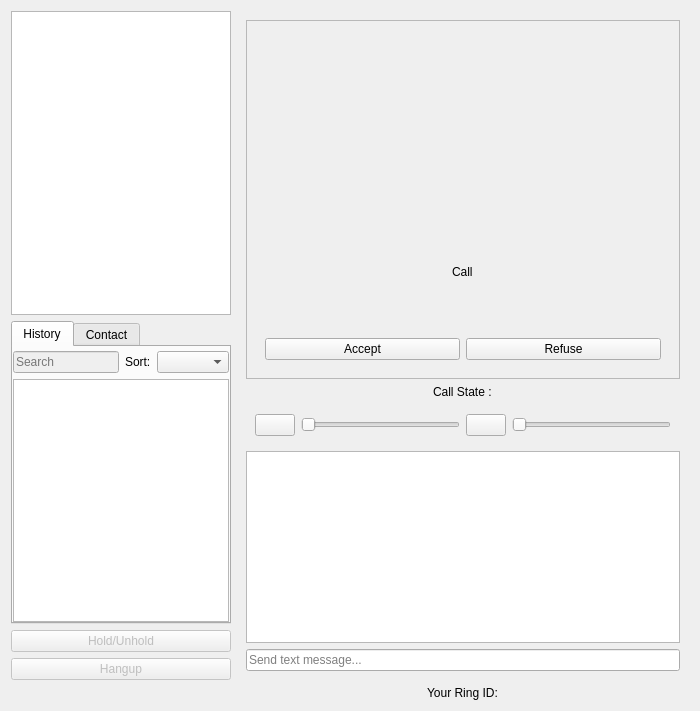
Old version of the form callwidget.ui in the repository savoirfairelinux/jami-client-windows.
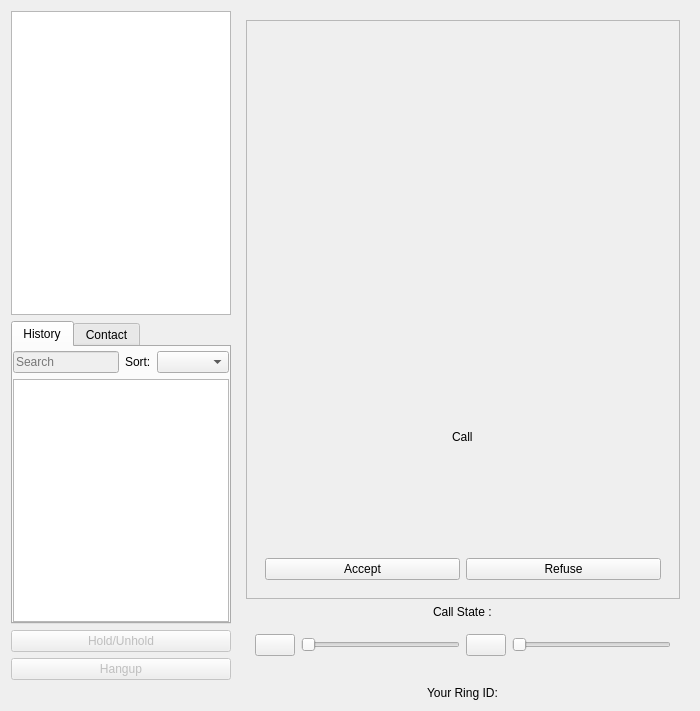
New version of the form. Icons and pictures are not drawn. Custom widgets are drawn as their Qt base class.

Patch:
```diff
--- a/callwidget.ui
+++ b/callwidget.ui
@@ -398,32 +398,13 @@
        </widget>
       </item>
       <item>
-       <widget class="QListView" name="messageOutput">
+       <widget class="InstantMessagingWidget" name="instantMessagingWidget" native="true">
         <property name="sizePolicy">
          <sizepolicy hsizetype="Expanding" vsizetype="Fixed">
           <horstretch>0</horstretch>
           <verstretch>0</verstretch>
          </sizepolicy>
         </property>
-        <property name="flow">
-         <enum>QListView::TopToBottom</enum>
-        </property>
-        <property name="isWrapping" stdset="0">
-         <bool>false</bool>
-        </property>
-        <property name="wordWrap">
-         <bool>true</bool>
-        </property>
-       </widget>
-      </item>
-      <item>
-       <widget class="QLineEdit" name="messageInput">
-        <property name="placeholderText">
-         <string>Send text message...</string>
-        </property>
-        <property name="clearButtonEnabled">
-         <bool>true</bool>
-        </property>
        </widget>
       </item>
      </layout>
@@ -438,6 +419,12 @@
    <header>videowidget.h</header>
    <container>1</container>
   </customwidget>
+  <customwidget>
+   <class>InstantMessagingWidget</class>
+   <extends>QWidget</extends>
+   <header>instantmessagingwidget.h</header>
+   <container>1</container>
+  </customwidget>
  </customwidgets>
  <resources>
   <include location="ressources.qrc"/>
```
Left out of the diff: 16 changed lines with no effect on the pictures.
